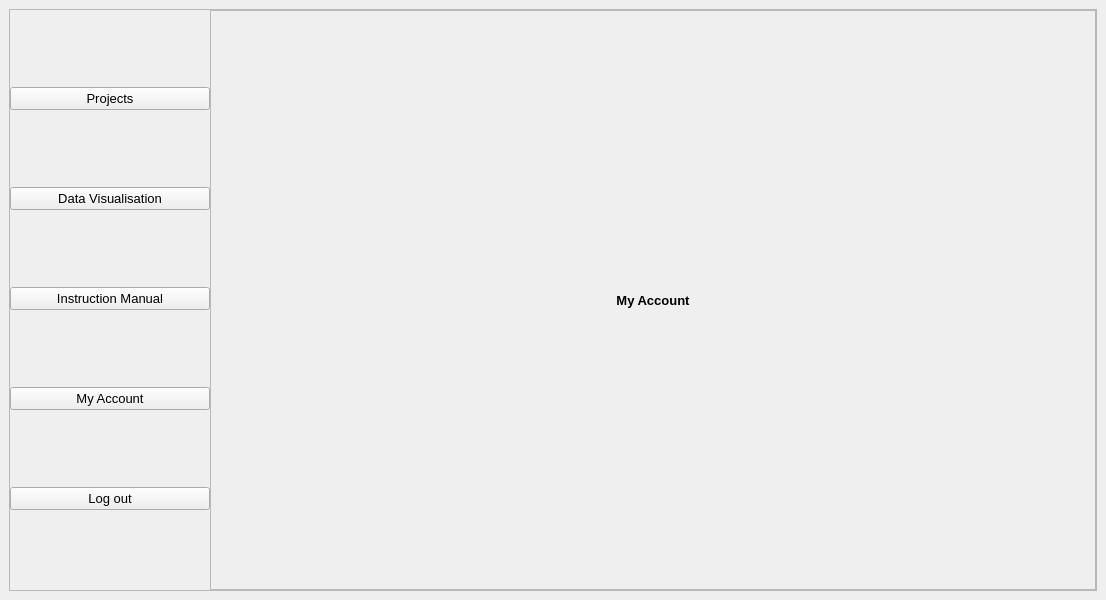
Before: the Qt Designer form GUI/allProjects.ui in Ericaan/studio5_webscraping_app, drawn with Qt 5.
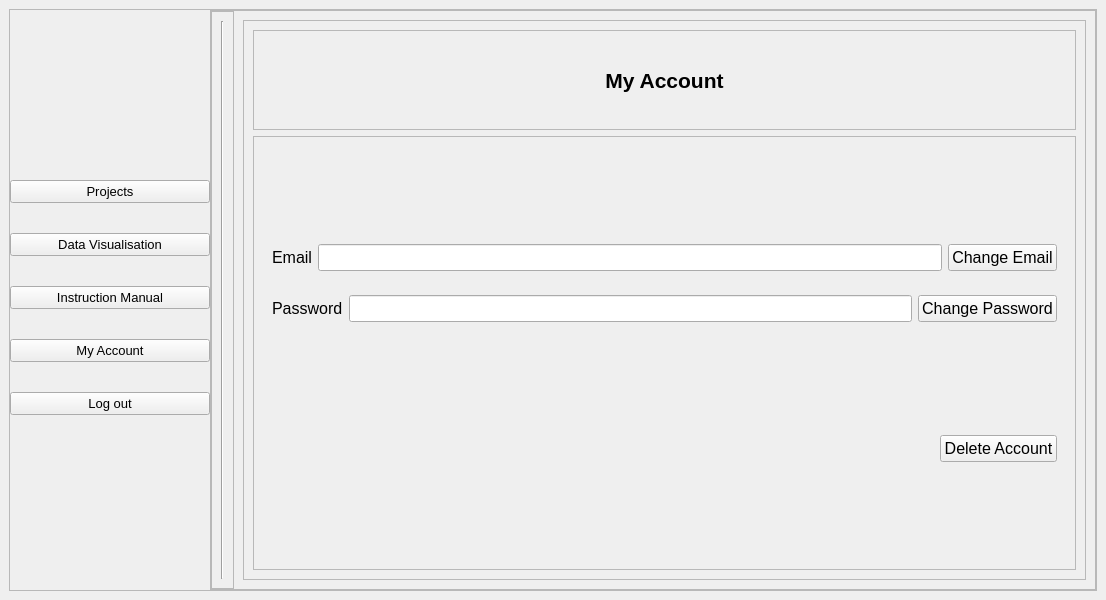
After: the same form once the commit is applied. The open tabs and pages were chosen to show the change.

```diff
--- a/GUI/allProjects.ui
+++ b/GUI/allProjects.ui
@@ -68,13 +68,13 @@
             <property name="minimumSize">
              <size>
               <width>200</width>
-              <height>500</height>
+              <height>100</height>
              </size>
             </property>
             <property name="maximumSize">
              <size>
               <width>200</width>
-              <height>700</height>
+              <height>300</height>
              </size>
             </property>
             <property name="font">
@@ -175,6 +175,31 @@
           <property name="bottomMargin">
            <number>0</number>
           </property>
+          <item>
+           <widget class="QFrame" name="frame_7">
+            <property name="frameShape">
+             <enum>QFrame::StyledPanel</enum>
+            </property>
+            <property name="frameShadow">
+             <enum>QFrame::Raised</enum>
+            </property>
+            <layout class="QHBoxLayout" name="horizontalLayout_7">
+             <item>
+              <widget class="Line" name="line">
+               <property name="font">
+                <font>
+                 <weight>75</weight>
+                 <bold>true</bold>
+                </font>
+               </property>
+               <property name="orientation">
+                <enum>Qt::Vertical</enum>
+               </property>
+              </widget>
+             </item>
+            </layout>
+           </widget>
+          </item>
           <item>
            <widget class="QStackedWidget" name="stackedWidget">
             <property name="frameShape">
@@ -389,10 +414,34 @@
             <widget class="QWidget" name="Account">
              <layout class="QVBoxLayout" name="verticalLayout_7">
               <item>
+               <widget class="QFrame" name="frame">
+                <property name="frameShape">
+                 <enum>QFrame::StyledPanel</enum>
+                </property>
+                <property name="frameShadow">
+                 <enum>QFrame::Raised</enum>
+                </property>
+                <layout class="QVBoxLayout" name="verticalLayout_9">
+                 <item alignment="Qt::AlignTop">
+                  <widget class="QFrame" name="frame_5">
+                   <property name="minimumSize">
+                    <size>
+                     <width>0</width>
+                     <height>100</height>
+                    </size>
+                   </property>
+                   <property name="frameShape">
+                    <enum>QFrame::StyledPanel</enum>
+                   </property>
+                   <property name="frameShadow">
+                    <enum>QFrame::Raised</enum>
+                   </property>
+                   <layout class="QVBoxLayout" name="verticalLayout_10">
+                    <item>
                <widget class="QLabel" name="label_3">
                 <property name="font">
                  <font>
-                  <pointsize>10</pointsize>
+                        <pointsize>16</pointsize>
                   <weight>75</weight>
                   <bold>true</bold>
                  </font>
@@ -407,23 +456,100 @@
               </item>
              </layout>
             </widget>
-            <widget class="QWidget" name="Logout">
-             <layout class="QVBoxLayout" name="verticalLayout_8">
+                 </item>
               <item>
-               <widget class="QLabel" name="label_4">
+                  <widget class="QFrame" name="frame_3">
+                   <property name="sizePolicy">
+                    <sizepolicy hsizetype="Preferred" vsizetype="Expanding">
+                     <horstretch>0</horstretch>
+                     <verstretch>0</verstretch>
+                    </sizepolicy>
+                   </property>
+                   <property name="frameShape">
+                    <enum>QFrame::StyledPanel</enum>
+                   </property>
+                   <property name="frameShadow">
+                    <enum>QFrame::Raised</enum>
+                   </property>
+                   <layout class="QVBoxLayout" name="verticalLayout_11">
+                    <item alignment="Qt::AlignBottom">
+                     <widget class="QWidget" name="widget" native="true">
                 <property name="font">
                  <font>
-                  <pointsize>10</pointsize>
-                  <weight>75</weight>
-                  <bold>true</bold>
-                 </font>
-                </property>
+                        <pointsize>12</pointsize>
+                       </font>
+                      </property>
+                      <layout class="QHBoxLayout" name="horizontalLayout_3">
+                       <item>
+                        <widget class="QLabel" name="email_acc_lbl">
                 <property name="text">
-                 <string>Log Out</string>
-                </property>
-                <property name="alignment">
-                 <set>Qt::AlignCenter</set>
-                </property>
+                          <string>Email</string>
+                         </property>
+                        </widget>
+                       </item>
+                       <item>
+                        <widget class="QLineEdit" name="email_acc_text"/>
+                       </item>
+                       <item>
+                        <widget class="QPushButton" name="change_email_btn">
+                         <property name="text">
+                          <string>Change Email</string>
+                         </property>
+                        </widget>
+                       </item>
+                      </layout>
+                     </widget>
+                    </item>
+                    <item alignment="Qt::AlignTop">
+                     <widget class="QWidget" name="widget_2" native="true">
+                      <property name="font">
+                       <font>
+                        <pointsize>12</pointsize>
+                       </font>
+                      </property>
+                      <layout class="QHBoxLayout" name="horizontalLayout_4">
+                       <item>
+                        <widget class="QLabel" name="pass_acc_lbl">
+                         <property name="text">
+                          <string>Password</string>
+                         </property>
+                        </widget>
+                       </item>
+                       <item>
+                        <widget class="QLineEdit" name="pass_acc_text"/>
+                       </item>
+                       <item>
+                        <widget class="QPushButton" name="change_pass_btn">
+                         <property name="text">
+                          <string>Change Password</string>
+                         </property>
+                        </widget>
+                       </item>
+                      </layout>
+                     </widget>
+                    </item>
+                    <item alignment="Qt::AlignTop">
+                     <widget class="QWidget" name="widget_3" native="true">
+                      <property name="font">
+                       <font>
+                        <pointsize>12</pointsize>
+                       </font>
+                      </property>
+                      <layout class="QVBoxLayout" name="verticalLayout_12">
+                       <item alignment="Qt::AlignRight">
+                        <widget class="QPushButton" name="delete_acc_button">
+                         <property name="text">
+                          <string>Delete Account</string>
+                         </property>
+                        </widget>
+                       </item>
+                      </layout>
+                     </widget>
+                    </item>
+                   </layout>
+                  </widget>
+                 </item>
+                </layout>
                </widget>
               </item>
              </layout>
```
Left out of the diff: 4 changed lines with no effect on the pictures. Lines whose indentation alone changed are shown as unchanged.
